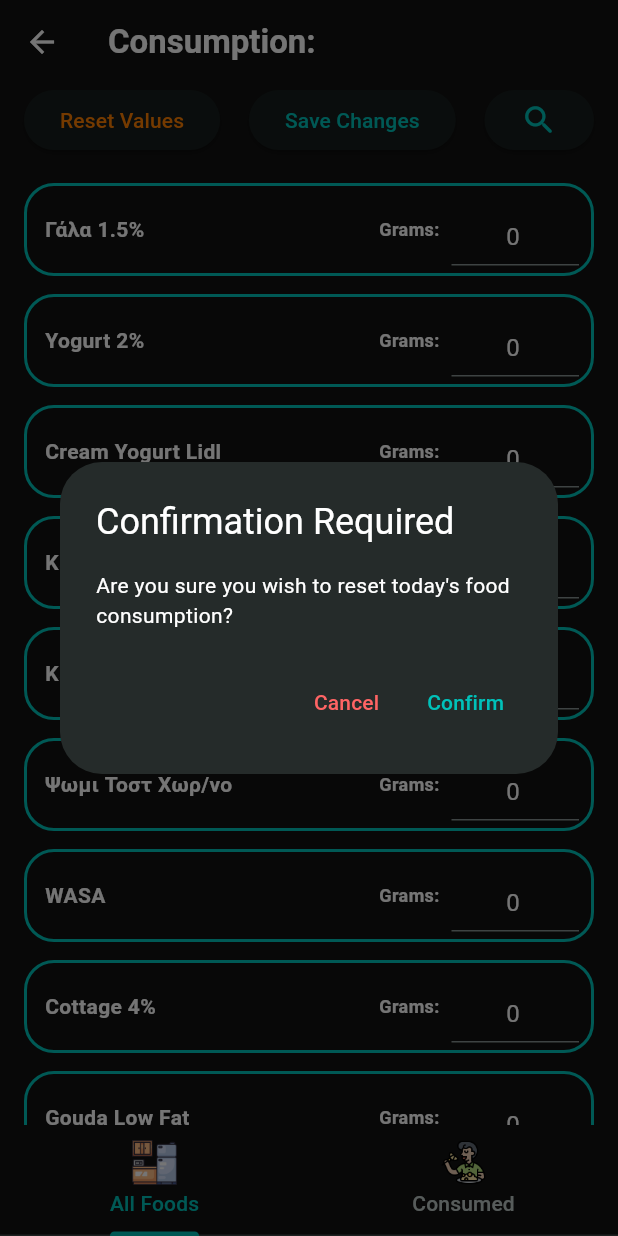
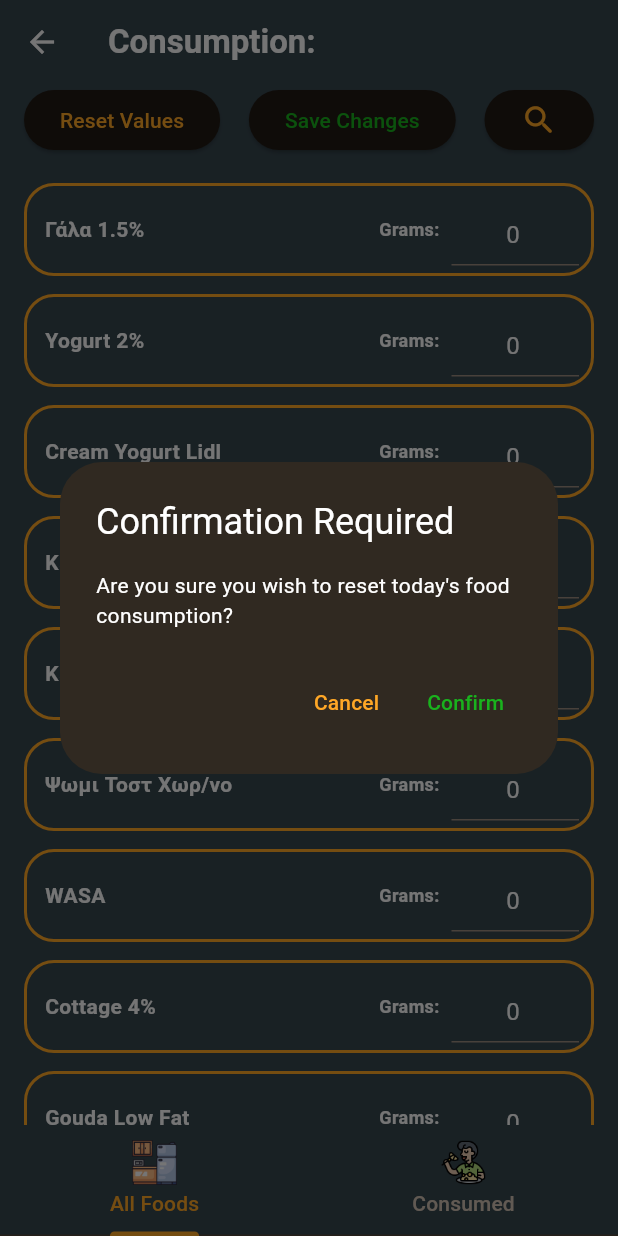
Before and after one commit to AthanasiosPapazoglou/MacroCal, a Flutter app: the TodayConsumption screen opened directly, after a tap on "Reset Values", on a phone screen of 412 x 824 dp. Run offline on Flutter 3.47's test engine with Material 3 defaults, Android fonts, the light colour scheme and no system bars; our stand-ins replace animated_toggle_switch, easy_localization, flex_color_scheme, flutter_spinkit, flutter_svg, get and 2 more; missing offline and left inert: empty_widget, flag; accounts and stored records are empty; Roboto replaces fonts that are missing (ProductSans).

Commit message:
updated theme

```diff
--- a/lib/pages/today_consumption_page.dart
+++ b/lib/pages/today_consumption_page.dart
@@ -139,7 +139,7 @@ class _TodayConsumptionState extends State<TodayConsumption>
                   },
                   child: Text(
                     tr('consumption_page.top_action_bar.reset_values'),
-                    style: const TextStyle(color: AppColors.orange),
+                    // style: const TextStyle(color: AppColors.confirmationButtonsColor),
                   )),
               ElevatedButton(
                   onPressed: () {
@@ -151,6 +151,7 @@ class _TodayConsumptionState extends State<TodayConsumption>
                   },
                   child: Text(
                     tr('consumption_page.top_action_bar.save_changes'),
+                    style: const TextStyle(color: AppColors.confirmationButtonsColor),
                   )),
               ElevatedButton(
                 style: ButtonStyle(
@@ -428,7 +429,6 @@ class _TodayConsumptionState extends State<TodayConsumption>
               },
               child: Text(
                 tr('consumption_page.reset_values_dialog.cancel'),
-                style: const TextStyle(color: AppColors.redAccent),
               ),
             ),
             TextButton(
@@ -447,7 +447,7 @@ class _TodayConsumptionState extends State<TodayConsumption>
                   ),
                 );
               },
-              child: Text(tr('consumption_page.reset_values_dialog.confirm')),
+              child: Text(tr('consumption_page.reset_values_dialog.confirm'), style: const TextStyle(color: AppColors.confirmationButtonsColor),),
             ),
           ],
         );
--- a/lib/pages/today_excercise_page.dart
+++ b/lib/pages/today_excercise_page.dart
@@ -180,6 +180,7 @@ class _TodayExcerciseState extends State<TodayExcercise> {
             },
             child: Text(
               tr('activities_page.bottom_action_bar.save_changes'),
+              style: const TextStyle(color: AppColors.confirmationButtonsColor),
             )),
       ],
     );
@@ -200,7 +201,6 @@ class _TodayExcerciseState extends State<TodayExcercise> {
               },
               child: Text(
                 tr('activities_page.reset_values_dialog.cancel'),
-                style: const TextStyle(color: AppColors.redAccent),
               ),
             ),
             TextButton(
@@ -218,7 +218,7 @@ class _TodayExcerciseState extends State<TodayExcercise> {
                   ),
                 );
               },
-              child: Text(tr('activities_page.reset_values_dialog.confirm')),
+              child: Text(tr('activities_page.reset_values_dialog.confirm'), style: const TextStyle(color: AppColors.confirmationButtonsColor),),
             ),
           ],
         );
--- a/lib/themes/app_colors.dart
+++ b/lib/themes/app_colors.dart
@@ -45,6 +45,8 @@ class AppColors {
   static const Color neutral6 = Color(0xFFF1F2F9);
   static const Color neutral3 = Color(0xFFADAFC5);
 
+  static const Color confirmationButtonsColor = Color(0xFF19B21D);
+
   static LinearGradient buttonGradient(context, {Color? color}) =>
       LinearGradient(
           begin: Alignment.topLeft,
--- a/lib/themes/app_themes.dart
+++ b/lib/themes/app_themes.dart
@@ -11,62 +11,43 @@ class AppThemes {
   AppThemes._();
 
   static final ThemeData lightTheme = FlexThemeData.light(
-    colors: const FlexSchemeColor(
-      primary: Color(0xff004881),
-      primaryContainer: Color(0xffd0e4ff),
-      secondary: Color(0xffac3306),
-      secondaryContainer: Color(0xffffdbcf),
-      tertiary: Color(0xff006875),
-      tertiaryContainer: Color(0xff95f0ff),
-      appBarColor: Color(0xffffdbcf),
-      error: Color(0xffb00020),
-    ),
+  scheme: FlexScheme.orangeM3,
   surfaceMode: FlexSurfaceMode.levelSurfacesLowScaffold,
   blendLevel: 7,
+  scaffoldBackground: Colors.blueGrey.shade800,
+  primary: Colors.orange.shade400,
   subThemesData: const FlexSubThemesData(
     blendOnLevel: 10,
     blendOnColors: false,
+    useTextTheme: true,
+    useM2StyleDividerInM3: true,
+    alignedDropdown: true,
+    useInputDecoratorThemeInDialogs: true,
   ),
   visualDensity: FlexColorScheme.comfortablePlatformDensity,
   useMaterial3: true,
   swapLegacyOnMaterial3: true,
-  ).copyWith(scrollbarTheme: _scrollbarThemeData);
+  // To use the Playground font, add GoogleFonts package and uncomment
+  // fontFamily: GoogleFonts.notoSans().fontFamily,
+);
 
   static final ThemeData darkTheme = FlexThemeData.dark(
-    colors: FlexSchemeColor.from(primary: AppColors.kPrimaryColor),
-    scheme: FlexScheme.aquaBlue,
-    surfaceMode: FlexSurfaceMode.highScaffoldLowSurface,
-    blendLevel: 30,
-    appBarStyle: FlexAppBarStyle.surface,
-    appBarOpacity: 0.90,
-    onPrimary: AppColors.white,
-    fontFamily: 'ProductSans',
-    tooltipsMatchBackground: true,
+  scheme: FlexScheme.orangeM3,
+  surfaceMode: FlexSurfaceMode.levelSurfacesLowScaffold,
+  blendLevel: 13,
+  scaffoldBackground: Colors.blueGrey.shade800,
+  primary: Colors.orange.shade400,
   subThemesData: const FlexSubThemesData(
-      outlinedButtonSchemeColor: SchemeColor.primary,
-      outlinedButtonOutlineSchemeColor: SchemeColor.primary,
-      fabUseShape: true,
-      cardElevation: 4,
-      cardRadius: 40,
     blendOnLevel: 20,
-      blendOnColors: false,
     useTextTheme: true,
-      blendTextTheme: false,
-      buttonPadding: EdgeInsets.symmetric(vertical: 10, horizontal: 18),
-      defaultRadius: 8.0,
-      toggleButtonsRadius: 25.0,
-      inputDecoratorUnfocusedHasBorder: false,
-      fabRadius: 35.0,
-      snackBarBackgroundSchemeColor: SchemeColor.onError,
-      chipRadius: 26.0,
-      dialogRadius: 18,
-      popupMenuRadius: 12.0,
-      elevatedButtonRadius: 40,
-      outlinedButtonRadius: 40,
-      inputDecoratorRadius: 40.0,
-      navigationRailOpacity: 0.73,
+    useM2StyleDividerInM3: true,
+    alignedDropdown: true,
+    useInputDecoratorThemeInDialogs: true,
   ),
   visualDensity: FlexColorScheme.comfortablePlatformDensity,
   useMaterial3: true,
-  ).copyWith(scrollbarTheme: _scrollbarThemeData);
+  swapLegacyOnMaterial3: true,
+  // To use the Playground font, add GoogleFonts package and uncomment
+  // fontFamily: GoogleFonts.notoSans().fontFamily,
+);
 }
```
Lines whose indentation alone changed are shown as unchanged.
